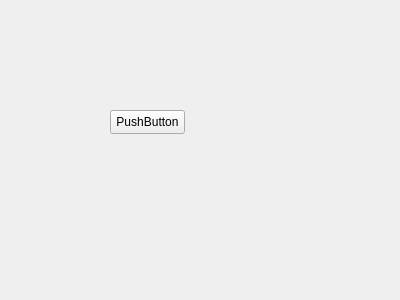
The window that widget.ui (vinzenzuhr/portrait_generator) describes before a commit, drawn with Qt 5.
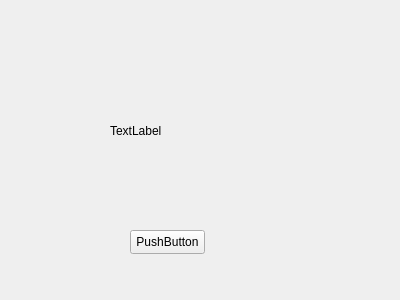
The same window after the commit.

Patch:
```diff
--- a/widget.ui
+++ b/widget.ui
@@ -16,8 +16,8 @@
   <widget class="QPushButton" name="pushButton">
    <property name="geometry">
     <rect>
-     <x>110</x>
-     <y>110</y>
+     <x>130</x>
+     <y>230</y>
      <width>75</width>
      <height>24</height>
     </rect>
@@ -26,6 +26,19 @@
     <string>PushButton</string>
    </property>
   </widget>
+  <widget class="QLabel" name="display_image">
+   <property name="geometry">
+    <rect>
+     <x>110</x>
+     <y>80</y>
+     <width>171</width>
+     <height>101</height>
+    </rect>
+   </property>
+   <property name="text">
+    <string>TextLabel</string>
+   </property>
+  </widget>
  </widget>
  <resources/>
  <connections/>
```
